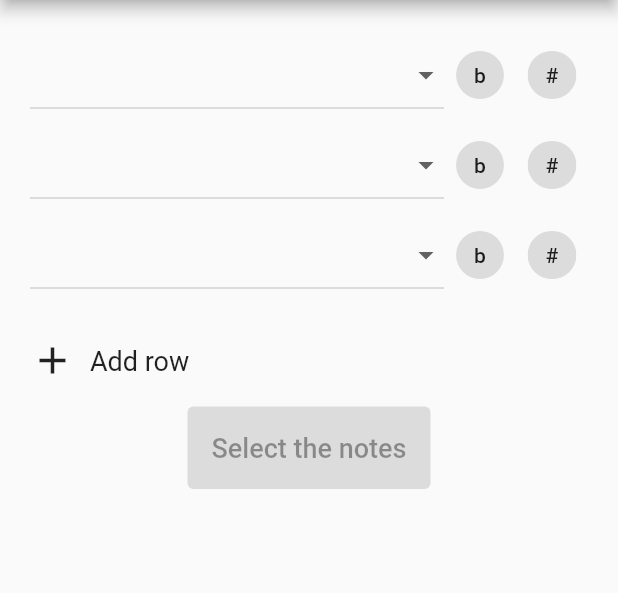
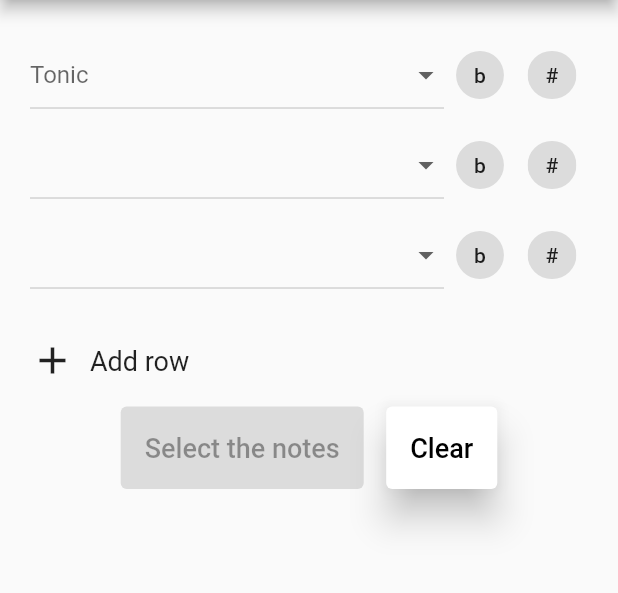
Before and after one commit to crispim1411/get_the_chord_app, a Flutter app: the screen it shows after launch, on a phone screen of 412 x 824 dp, the part 84-677 px from its top. Run offline on Flutter 3.47's test engine with Material 2 defaults, Android fonts, the phone set to English and light mode, and no system bars; our stand-ins replace auto_size_text.

Commit message:
removendo clear visibility e hint combobox

```diff
--- a/lib/form.dart
+++ b/lib/form.dart
@@ -126,9 +126,7 @@ class _FormPage extends State<FormPage> {
                 ),
               ),
             ),
-            Visibility(
-              visible: _answer.isNotEmpty,
-              child: Padding(
+            Padding(
               padding: const EdgeInsets.only(left: 15),
               child: Container(
                 height: 55,
@@ -141,7 +139,6 @@ class _FormPage extends State<FormPage> {
                       onPrimary: Colors.black),
                   onPressed: restoreStatus,
                   child: const Text('Clear', style: TextStyle(fontSize: 18)),
-                  ),
                 ),
               ),
             ),
@@ -194,6 +191,7 @@ class _FormPage extends State<FormPage> {
       children: [
         Expanded(
           child: DropdownButton(
+            hint: index == 0 ? const Text('Tonic') : null,
             itemHeight: 60,
             items: Symbol.values
                 .map((symbol) => DropdownMenuItem(
```
Lines whose indentation alone changed are shown as unchanged.
